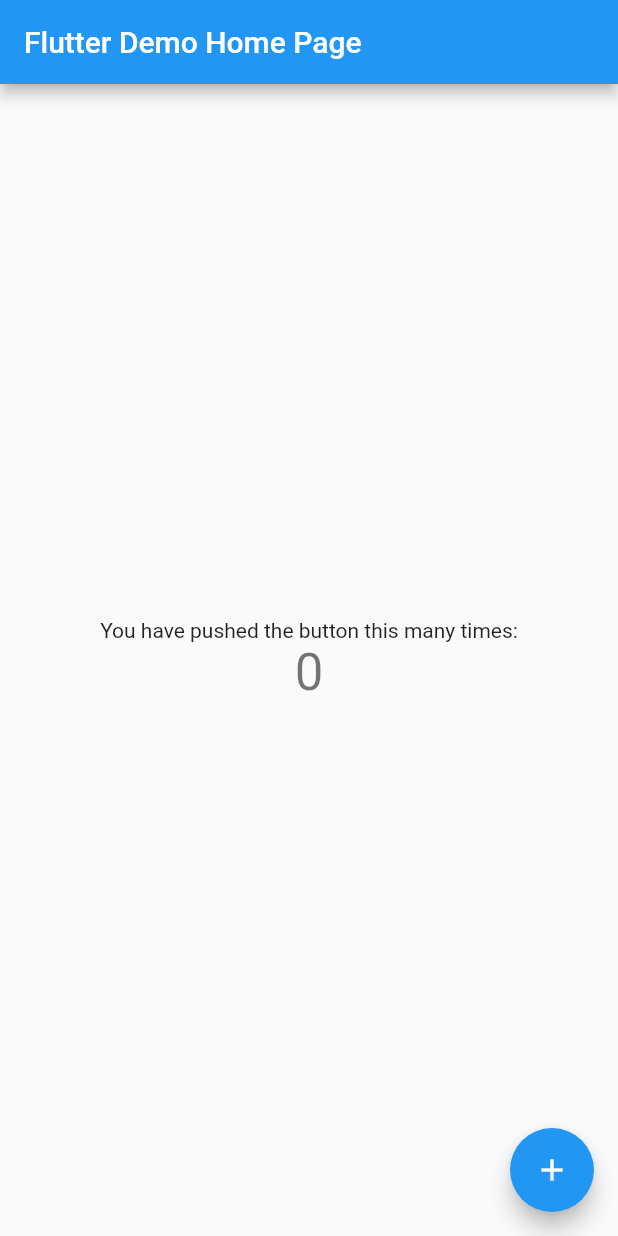
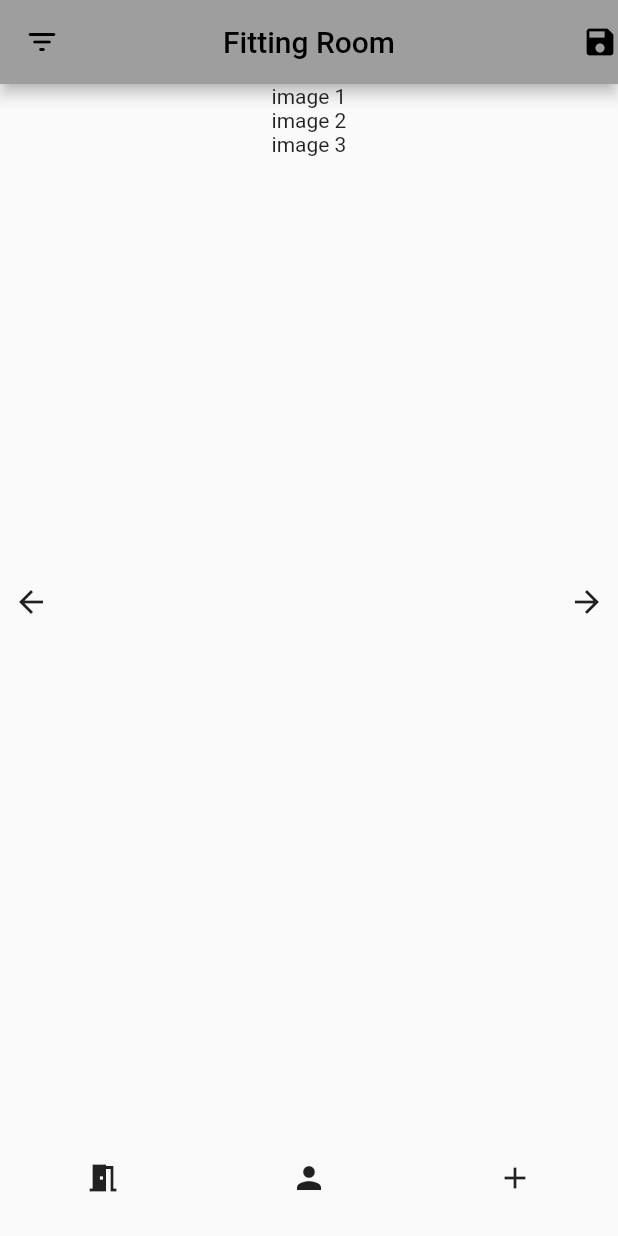
Before and after one commit to blismatic/cs4750project, a Flutter app: the screen it shows after launch, on a phone screen of 412 x 824 dp. Run offline on Flutter 3.47's test engine with Material 2 defaults, Android fonts, the light colour scheme and no system bars.

Commit message:
added list of images for various articles of clothing

```diff
--- a/lib/main.dart
+++ b/lib/main.dart
@@ -1,4 +1,6 @@
 import 'package:flutter/material.dart';
+import 'wardrobe_screen.dart';
+import 'add_screen.dart';
 
 void main() {
   runApp(MyApp());
@@ -10,18 +12,7 @@
   Widget build(BuildContext context) {
     return MaterialApp(
       title: 'Flutter Demo',
-      theme: ThemeData(
-        // This is the theme of your application.
-        //
-        // Try running your application with "flutter run". You'll see the
-        // application has a blue toolbar. Then, without quitting the app, try
-        // changing the primarySwatch below to Colors.green and then invoke
-        // "hot reload" (press "r" in the console where you ran "flutter run",
-        // or simply save your changes to "hot reload" in a Flutter IDE).
-        // Notice that the counter didn't reset back to zero; the application
-        // is not restarted.
-        primarySwatch: Colors.blue,
-      ),
+      theme: ThemeData(primarySwatch: Colors.grey),
       home: MyHomePage(title: 'Flutter Demo Home Page'),
     );
   }
@@ -30,15 +21,6 @@
 class MyHomePage extends StatefulWidget {
   MyHomePage({Key? key, required this.title}) : super(key: key);
 
-  // This widget is the home page of your application. It is stateful, meaning
-  // that it has a State object (defined below) that contains fields that affect
-  // how it looks.
-
-  // This class is the configuration for the state. It holds the values (in this
-  // case the title) provided by the parent (in this case the App widget) and
-  // used by the build method of the State. Fields in a Widget subclass are
-  // always marked "final".
-
   final String title;
 
   @override
@@ -46,68 +28,54 @@
 }
 
 class _MyHomePageState extends State<MyHomePage> {
-  int _counter = 0;
-
-  void _incrementCounter() {
-    setState(() {
-      // This call to setState tells the Flutter framework that something has
-      // changed in this State, which causes it to rerun the build method below
-      // so that the display can reflect the updated values. If we changed
-      // _counter without calling setState(), then the build method would not be
-      // called again, and so nothing would appear to happen.
-      _counter++;
-    });
-  }
-
   @override
   Widget build(BuildContext context) {
-    // This method is rerun every time setState is called, for instance as done
-    // by the _incrementCounter method above.
-    //
-    // The Flutter framework has been optimized to make rerunning build methods
-    // fast, so that you can just rebuild anything that needs updating rather
-    // than having to individually change instances of widgets.
     return Scaffold(
       appBar: AppBar(
-        // Here we take the value from the MyHomePage object that was created by
-        // the App.build method, and use it to set our appbar title.
-        title: Text(widget.title),
+        leading: Icon(Icons.filter_list_rounded),
+        title: Text('Fitting Room'),
+        actions: [Icon(Icons.save)],
+        centerTitle: true,
       ),
       body: Center(
-        // Center is a layout widget. It takes a single child and positions it
-        // in the middle of the parent.
         child: Column(
-          // Column is also a layout widget. It takes a list of children and
-          // arranges them vertically. By default, it sizes itself to fit its
-          // children horizontally, and tries to be as tall as its parent.
-          //
-          // Invoke "debug painting" (press "p" in the console, choose the
-          // "Toggle Debug Paint" action from the Flutter Inspector in Android
-          // Studio, or the "Toggle Debug Paint" command in Visual Studio Code)
-          // to see the wireframe for each widget.
-          //
-          // Column has various properties to control how it sizes itself and
-          // how it positions its children. Here we use mainAxisAlignment to
-          // center the children vertically; the main axis here is the vertical
-          // axis because Columns are vertical (the cross axis would be
-          // horizontal).
           mainAxisAlignment: MainAxisAlignment.center,
-          children: <Widget>[
-            Text(
-              'You have pushed the button this many times:',
+          children: [
+            Expanded(
+              flex: 90,
+              child:
+              Row(mainAxisAlignment: MainAxisAlignment.center, children: [
+                Expanded(
+                  flex: 10,
+                  child: Icon(Icons.arrow_back)
+                  ),
+                Expanded(
+                  flex: 80,
+                  child: Column(
+                    children: [
+                    Text('image 1'),
+                    Text('image 2'),
+                    Text('image 3'),
+                  ])
+                ),
+                Expanded(
+                  flex: 10,
+                  child: Icon(Icons.arrow_forward),
+                )
+              ]),
             ),
-            Text(
-              '$_counter',
-              style: Theme.of(context).textTheme.headline4,
+            Expanded(
+              flex: 10,
+              child:
+              Row(mainAxisAlignment: MainAxisAlignment.center, children: [
+                Expanded(child: Icon(Icons.meeting_room)),
+                Expanded(child: Icon(Icons.person)),
+                Expanded(child: Icon(Icons.add)),
+              ]),
             ),
           ],
         ),
       ),
-      floatingActionButton: FloatingActionButton(
-        onPressed: _incrementCounter,
-        tooltip: 'Increment',
-        child: Icon(Icons.add),
-      ), // This trailing comma makes auto-formatting nicer for build methods.
     );
   }
 }
```
Also changed, not shown: lib/add_screen.dart (added, +56 -0 lines), lib/closet.dart (added, +180 -0 lines), lib/main_2.dart (added, +78 -0 lines), lib/wardrobe_screen.dart (added, +61 -0 lines), pubspec.lock.
